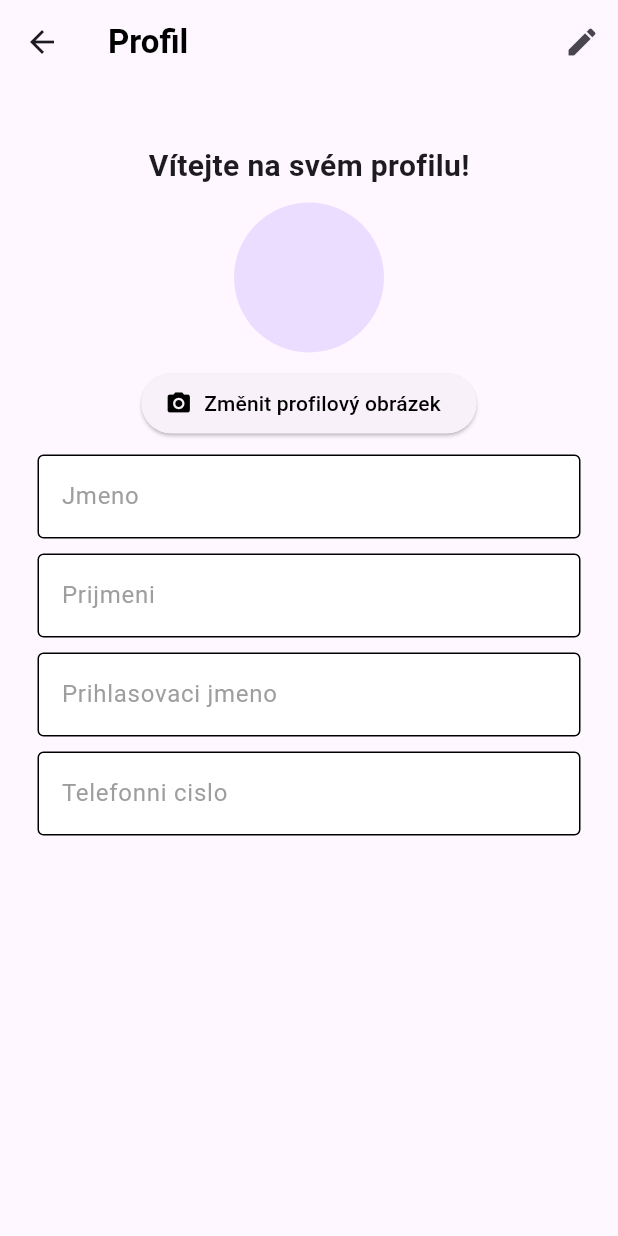
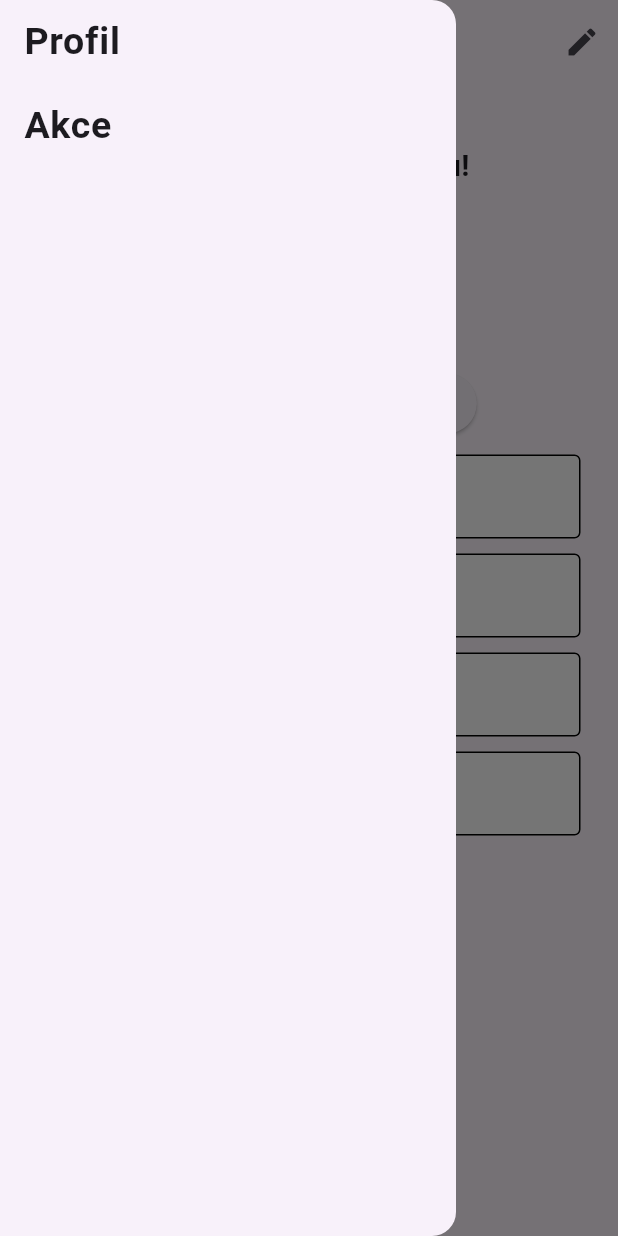
Before and after one commit to dcaldr/denik-zza, a Flutter app: the Profile screen opened directly, with the side drawer open (before the commit the screen has no drawer), on a phone screen of 412 x 824 dp. Run offline on Flutter 3.47's test engine with Material 3 defaults, Android fonts, the phone set to English and light mode, and no system bars; our stand-ins replace drift, pdf, printing; missing offline and left inert: sqlite3; accounts and stored records are empty; generated files the repository leaves out were written again.

Commit message:
add: drawer to profile

```diff
--- a/lib/screens/actions/change_profile.dart
+++ b/lib/screens/actions/change_profile.dart
@@ -25,8 +25,6 @@ class ChangeProfile extends StatelessWidget {
         ),
       ),
 
-
-
       drawer: Drawer(
         // Your drawer content here
         child: ListView(
@@ -51,7 +49,6 @@ class ChangeProfile extends StatelessWidget {
             ),
             // Add more menu items as needed
           ],
-
         ),
       ),
 
--- a/lib/screens/actions/profile.dart
+++ b/lib/screens/actions/profile.dart
@@ -1,6 +1,7 @@
 import 'package:denik_zza/screens/actions/change_profile.dart';
 import 'package:denik_zza/screens/login/components/my_textfield.dart';
 import 'package:flutter/material.dart';
+import 'package:denik_zza/screens/actions/all_actions.dart';
 
 class Profile extends StatelessWidget {
   Profile({Key? key});
@@ -33,8 +34,38 @@ class Profile extends StatelessWidget {
           ),
         ],
       ),
+
+      drawer: Drawer(
+        child: ListView(
+          children: [
+            ListTile(
+              title: Text(
+                'Profil',
+                style: TextStyle(fontSize: 25, fontWeight: FontWeight.bold),
+              ),
+              onTap: () {
+                Navigator.push(
+                  context,
+                  MaterialPageRoute(builder: (context) => Profile()),
+                );
+              },
+            ),
+            ListTile(
+              title: Text(
+                'Akce',
+                style: TextStyle(fontSize: 25, fontWeight: FontWeight.bold),
+              ),
+              onTap: () {
+                Navigator.push(
+                  context,
+                  MaterialPageRoute(builder: (context) => AllActions()),
+                );
+              },
+            ),
+          ],
+        ),
+      ),
       body: SingleChildScrollView(
-
 
         child: Column(
           mainAxisAlignment: MainAxisAlignment.center,
```
